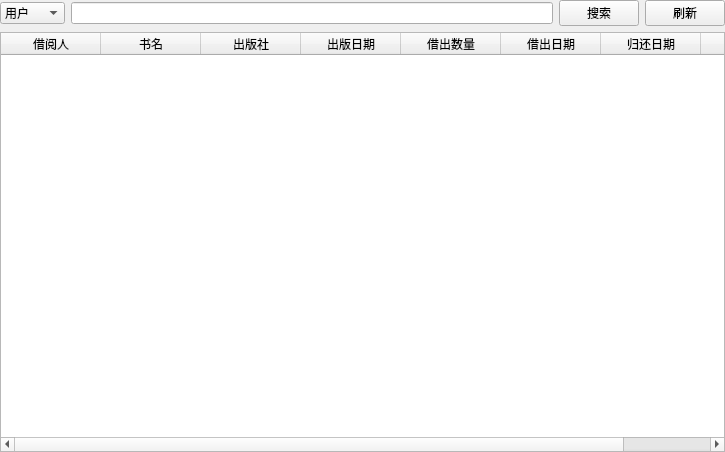
Old version of the form ui/book_borrow_info_window.ui in the repository mr0yun/BookManager.
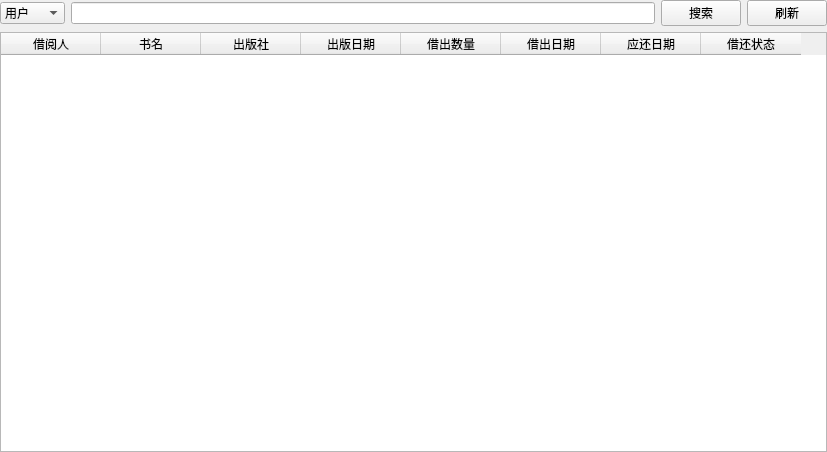
New version of the form.

The edit to the form file:
```diff
--- a/ui/book_borrow_info_window.ui
+++ b/ui/book_borrow_info_window.ui
@@ -6,7 +6,7 @@
    <rect>
     <x>0</x>
     <y>0</y>
-    <width>725</width>
+    <width>827</width>
     <height>452</height>
    </rect>
   </property>
@@ -118,7 +118,7 @@
        </column>
        <column>
         <property name="text">
-         <string>归还日期</string>
+         <string>应还日期</string>
         </property>
        </column>
        <column>
```
